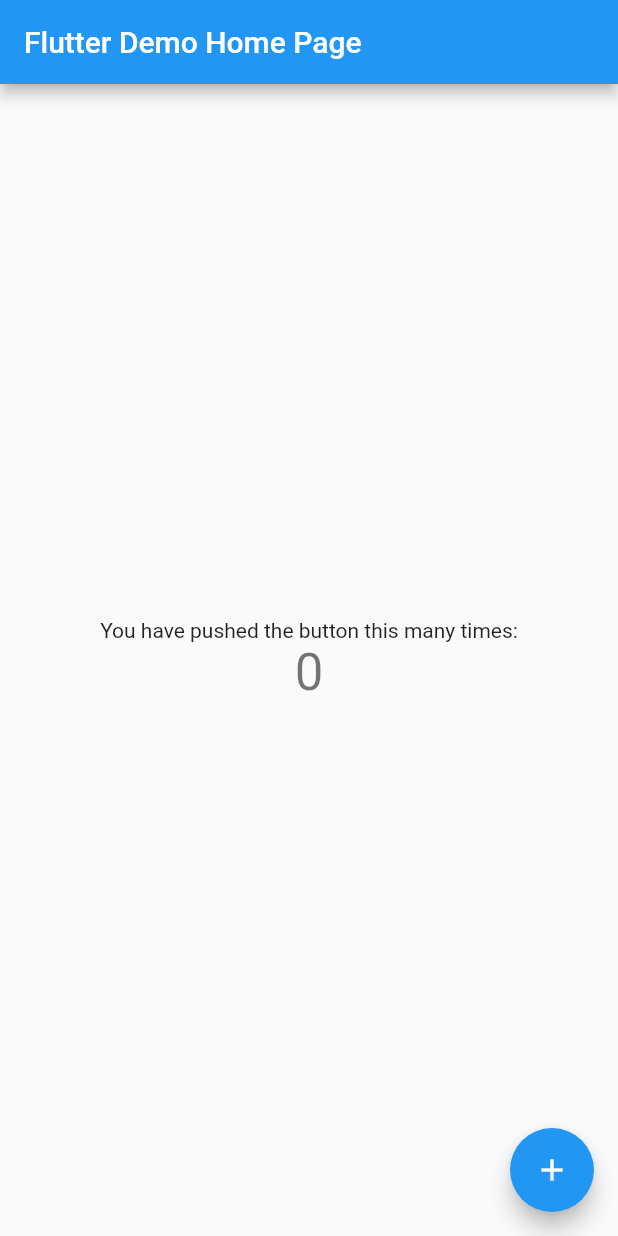
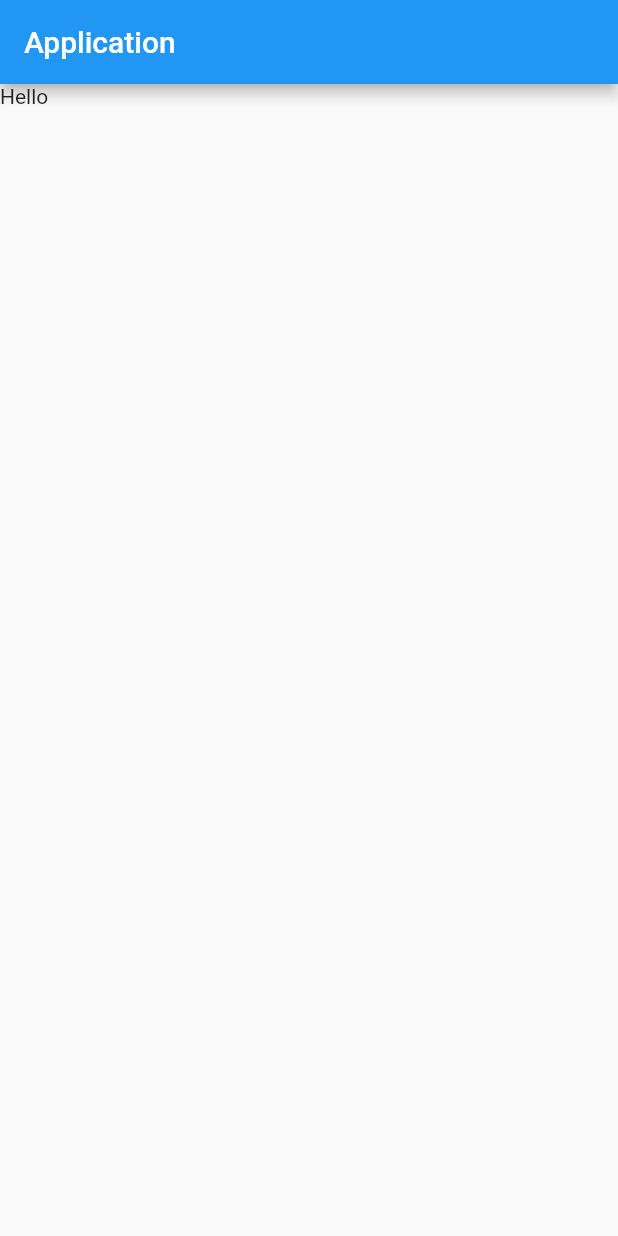
Before and after one commit to rkyadav-hbti09/Flutter, a Flutter app: the screen it shows after launch, on a phone screen of 412 x 824 dp. Run offline on Flutter 3.47's test engine with Material 2 defaults, Android fonts, the phone set to English and light mode, and no system bars.

Commit message:
Adding Base

```diff
--- /dev/null
+++ b/my_app_prg/lib/application.dart
@@ -0,0 +1,15 @@
+import 'package:flutter/material.dart';
+
+class Application extends StatelessWidget {
+  const Application({Key? key}) : super(key: key);
+
+  @override
+  Widget build(BuildContext context) {
+    return Scaffold(
+      appBar: AppBar(
+        title: Text("Application"),
+      ),
+      body: Text("Hello"),
+    );
+  }
+}
--- a/my_app_prg/lib/main.dart
+++ b/my_app_prg/lib/main.dart
@@ -1,4 +1,5 @@
 import 'package:flutter/material.dart';
+import './application.dart';
 
 void main() {
   runApp(const MyApp());
@@ -7,109 +8,10 @@
 class MyApp extends StatelessWidget {
   const MyApp({Key? key}) : super(key: key);
 
-  // This widget is the root of your application.
   @override
   Widget build(BuildContext context) {
     return MaterialApp(
-      title: 'Flutter Demo',
-      theme: ThemeData(
-        // This is the theme of your application.
-        //
-        // Try running your application with "flutter run". You'll see the
-        // application has a blue toolbar. Then, without quitting the app, try
-        // changing the primarySwatch below to Colors.green and then invoke
-        // "hot reload" (press "r" in the console where you ran "flutter run",
-        // or simply save your changes to "hot reload" in a Flutter IDE).
-        // Notice that the counter didn't reset back to zero; the application
-        // is not restarted.
-        primarySwatch: Colors.blue,
-      ),
-      home: const MyHomePage(title: 'Flutter Demo Home Page'),
+      home: const Application(),
     );
   }
 }
-
-class MyHomePage extends StatefulWidget {
-  const MyHomePage({Key? key, required this.title}) : super(key: key);
-
-  // This widget is the home page of your application. It is stateful, meaning
-  // that it has a State object (defined below) that contains fields that affect
-  // how it looks.
-
-  // This class is the configuration for the state. It holds the values (in this
-  // case the title) provided by the parent (in this case the App widget) and
-  // used by the build method of the State. Fields in a Widget subclass are
-  // always marked "final".
-
-  final String title;
-
-  @override
-  State<MyHomePage> createState() => _MyHomePageState();
-}
-
-class _MyHomePageState extends State<MyHomePage> {
-  int _counter = 0;
-
-  void _incrementCounter() {
-    setState(() {
-      // This call to setState tells the Flutter framework that something has
-      // changed in this State, which causes it to rerun the build method below
-      // so that the display can reflect the updated values. If we changed
-      // _counter without calling setState(), then the build method would not be
-      // called again, and so nothing would appear to happen.
-      _counter++;
-    });
-  }
-
-  @override
-  Widget build(BuildContext context) {
-    // This method is rerun every time setState is called, for instance as done
-    // by the _incrementCounter method above.
-    //
-    // The Flutter framework has been optimized to make rerunning build methods
-    // fast, so that you can just rebuild anything that needs updating rather
-    // than having to individually change instances of widgets.
-    return Scaffold(
-      appBar: AppBar(
-        // Here we take the value from the MyHomePage object that was created by
-        // the App.build method, and use it to set our appbar title.
-        title: Text(widget.title),
-      ),
-      body: Center(
-        // Center is a layout widget. It takes a single child and positions it
-        // in the middle of the parent.
-        child: Column(
-          // Column is also a layout widget. It takes a list of children and
-          // arranges them vertically. By default, it sizes itself to fit its
-          // children horizontally, and tries to be as tall as its parent.
-          //
-          // Invoke "debug painting" (press "p" in the console, choose the
-          // "Toggle Debug Paint" action from the Flutter Inspector in Android
-          // Studio, or the "Toggle Debug Paint" command in Visual Studio Code)
-          // to see the wireframe for each widget.
-          //
-          // Column has various properties to control how it sizes itself and
-          // how it positions its children. Here we use mainAxisAlignment to
-          // center the children vertically; the main axis here is the vertical
-          // axis because Columns are vertical (the cross axis would be
-          // horizontal).
-          mainAxisAlignment: MainAxisAlignment.center,
-          children: <Widget>[
-            const Text(
-              'You have pushed the button this many times:',
-            ),
-            Text(
-              '$_counter',
-              style: Theme.of(context).textTheme.headline4,
-            ),
-          ],
-        ),
-      ),
-      floatingActionButton: FloatingActionButton(
-        onPressed: _incrementCounter,
-        tooltip: 'Increment',
-        child: const Icon(Icons.add),
-      ), // This trailing comma makes auto-formatting nicer for build methods.
-    );
-  }
-}
```
